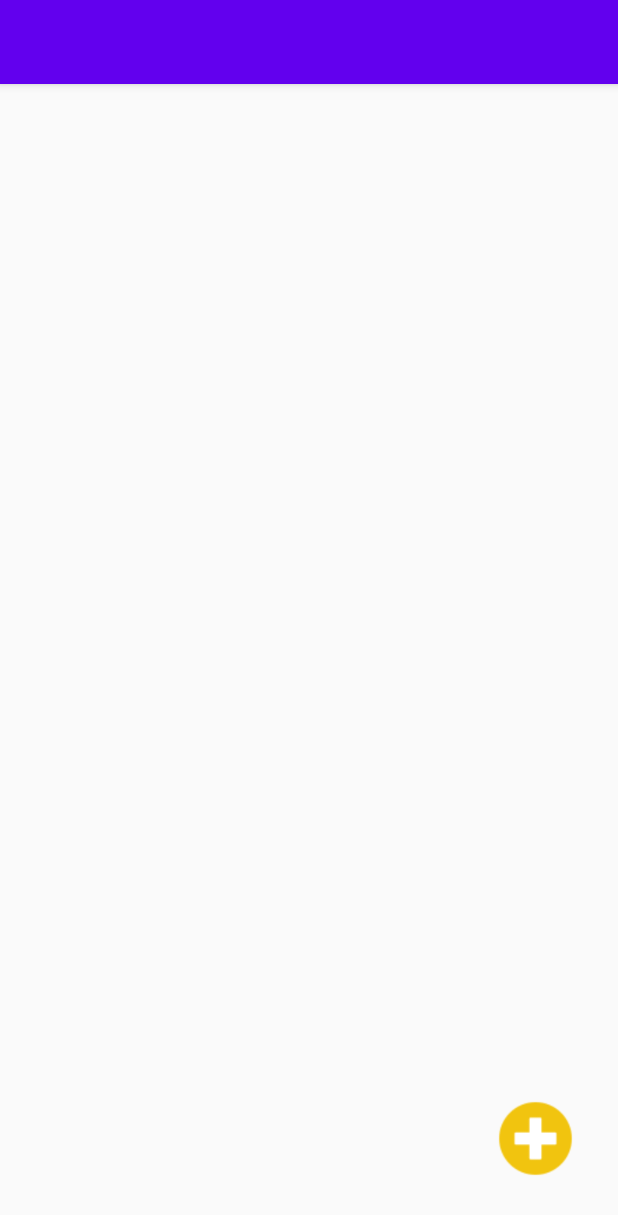
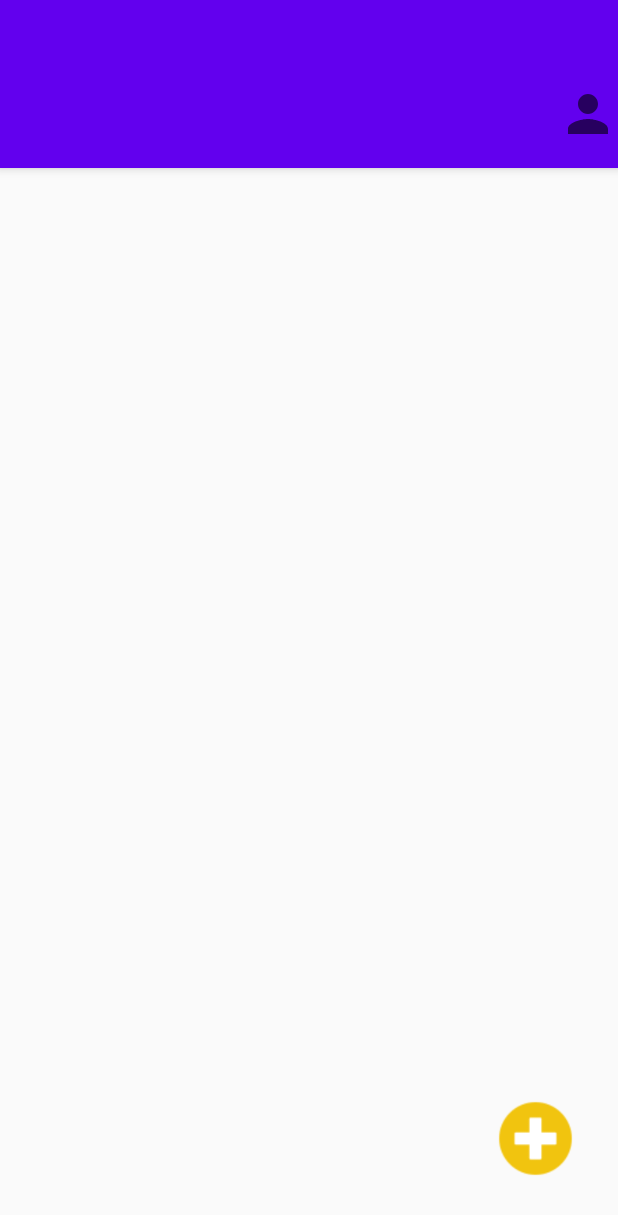
Before and after one commit to Galebickosikasa/CherryPie, an Android app: the layout activity_main.xml on its own in the app's theme, with its tools: preview values and no code run, on a phone screen of 412 x 824 dp. Shown: the top 1215 px of the screen. Run offline under Robolectric (Android 15) with nearby library versions, the phone set to English and light mode, and no system bars.

Commit message:
add registration

```diff
--- /dev/null
+++ b/app/src/main/java/com/cherry/cherrypie/Constants.kt
@@ -0,0 +1,6 @@
+package com.cherry.cherrypie
+
+object Constants {
+    const val LOGIN_ACTIVITY_PATH = "com.cherry.cherrypie.LoginActivity"
+    const val REGISTER_ACTIVITY_PATH = "com.cherry.cherrypie.RegisterActivity"
+}
--- /dev/null
+++ b/app/src/main/res/drawable/ic_baseline_person_24.xml
@@ -0,0 +1,5 @@
+<vector android:autoMirrored="true" android:height="24dp"
+    android:tint="?attr/colorControlNormal" android:viewportHeight="24"
+    android:viewportWidth="24" android:width="24dp" xmlns:android="http://schemas.android.com/apk/res/android">
+    <path android:fillColor="@android:color/white" android:pathData="M12,12c2.21,0 4,-1.79 4,-4s-1.79,-4 -4,-4 -4,1.79 -4,4 1.79,4 4,4zM12,14c-2.67,0 -8,1.34 -8,4v2h16v-2c0,-2.66 -5.33,-4 -8,-4z"/>
+</vector>
--- a/app/src/main/res/layout/activity_main.xml
+++ b/app/src/main/res/layout/activity_main.xml
@@ -1,5 +1,6 @@
 <?xml version="1.0" encoding="utf-8"?>
-<androidx.coordinatorlayout.widget.CoordinatorLayout xmlns:android="http://schemas.android.com/apk/res/android"
+<androidx.coordinatorlayout.widget.CoordinatorLayout
+    xmlns:android="http://schemas.android.com/apk/res/android"
     xmlns:tools="http://schemas.android.com/tools"
     android:layout_height="match_parent"
     android:layout_width="match_parent"
@@ -16,7 +17,23 @@
             android:layout_height="wrap_content"
             android:id="@+id/searchToolBar"
             android:background="@color/colorPrimary"
-            app:layout_scrollFlags="scroll|enterAlways"/>
+            app:layout_scrollFlags="scroll|enterAlways" />
+
+        <TabWidget
+            android:layout_width="match_parent"
+            android:layout_height="?actionBarSize"
+            app:tabMode="fixed"
+            android:gravity="right"
+            app:tabGravity="fill"
+            android:background="@color/colorPrimary" >
+
+            <Button
+                android:id="@+id/profile"
+                android:layout_width="40dp"
+                android:layout_height="40dp"
+                android:background="@drawable/ic_baseline_person_24" />
+
+        </TabWidget>
 
     </com.google.android.material.appbar.AppBarLayout>
 
@@ -54,8 +71,8 @@
                     android:id="@+id/mainRecycler"
                     android:layout_width="match_parent"
                     android:layout_height="wrap_content"
-                    android:layout_marginStart="10dp"
-                    android:layout_marginEnd="10dp"
+                    android:layout_marginStart="6dp"
+                    android:layout_marginEnd="6dp"
                     app:layout_constraintEnd_toEndOf="parent"
                     app:layout_constraintStart_toStartOf="parent"
                     app:layout_constraintTop_toTopOf="parent" />
--- a/app/src/main/res/menu/main_toolbar.xml
+++ /dev/null
@@ -1,4 +0,0 @@
-<?xml version="1.0" encoding="utf-8"?>
-<menu xmlns:android="http://schemas.android.com/apk/res/android">
-
-</menu>
--- a/app/src/main/res/values/styles.xml
+++ b/app/src/main/res/values/styles.xml
@@ -1,10 +1,8 @@
 <resources>
     <!-- Base application theme. -->
     <style name="AppTheme" parent="Theme.AppCompat.Light.DarkActionBar">
-        <!-- Customize your theme here. -->
-        <item name="colorPrimary">@color/colorPrimary</item>
-        <item name="colorPrimaryDark">@color/colorPrimaryDark</item>
-        <item name="colorAccent">@color/colorAccent</item>
+        <item name="windowActionBar">false</item>
+        <item name="windowNoTitle">true</item>
     </style>
 
 </resources>
--- a/build.gradle
+++ b/build.gradle
@@ -7,6 +7,7 @@ buildscript {
     }
     dependencies {
         classpath "com.android.tools.build:gradle:4.0.0"
+        classpath 'com.google.gms:google-services:4.3.3'
         classpath "org.jetbrains.kotlin:kotlin-gradle-plugin:$kotlin_version"
 
         // NOTE: Do not place your application dependencies here; they belong
```
Also changed, not shown: app/build.gradle (+5 -3 lines), app/src/main/AndroidManifest.xml (+14 -0 lines), app/src/main/java/com/cherry/cherrypie/LoginActivity.kt (added, +61 -0 lines), app/src/main/java/com/cherry/cherrypie/MainActivity.kt (+30 -0 lines), app/src/main/java/com/cherry/cherrypie/RegisterActivity.kt (added, +69 -0 lines), app/src/main/res/layout/activity_login.xml (added, +36 -0 lines), app/src/main/res/layout/activity_register.xml (added, +37 -0 lines), 1 other file.
